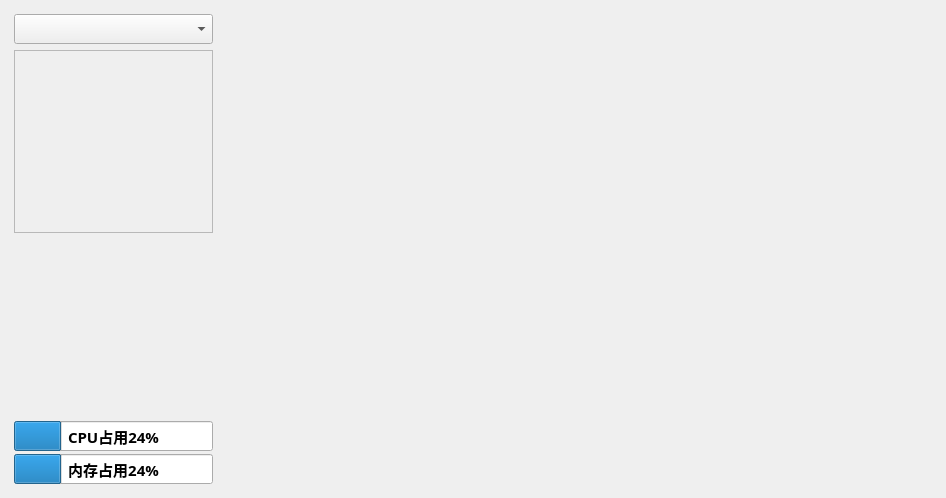
The window that uifile/main.ui (Meihongtao/GUI) describes before a commit, drawn with Qt 5.
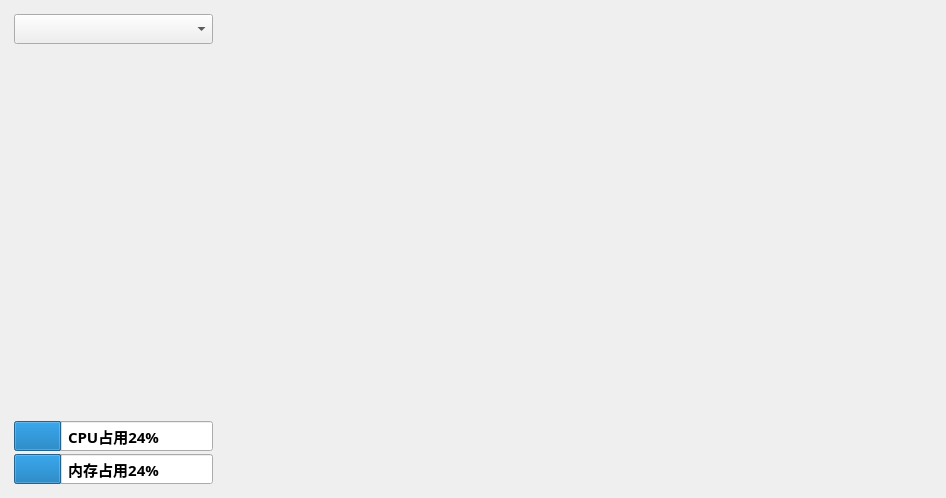
The same window after the commit.

Patch:
```diff
--- a/uifile/main.ui
+++ b/uifile/main.ui
@@ -59,6 +59,9 @@
      </item>
      <item>
       <widget class="QScrollArea" name="logArea">
+       <property name="styleSheet">
+        <string notr="true">border:none</string>
+       </property>
        <property name="widgetResizable">
         <bool>true</bool>
        </property>
@@ -67,29 +70,13 @@
          <rect>
           <x>0</x>
           <y>0</y>
-          <width>197</width>
-          <height>186</height>
+          <width>199</width>
+          <height>380</height>
          </rect>
         </property>
        </widget>
       </widget>
      </item>
-     <item>
-      <spacer name="verticalSpacer_2">
-       <property name="orientation">
-        <enum>Qt::Vertical</enum>
-       </property>
-       <property name="sizeType">
-        <enum>QSizePolicy::Expanding</enum>
-       </property>
-       <property name="sizeHint" stdset="0">
-        <size>
-         <width>0</width>
-         <height>10</height>
-        </size>
-       </property>
-      </spacer>
-     </item>
      <item>
       <layout class="QVBoxLayout" name="sysLayout">
        <property name="spacing">
```
Left out of the diff: 2 changed lines with no effect on the pictures.
